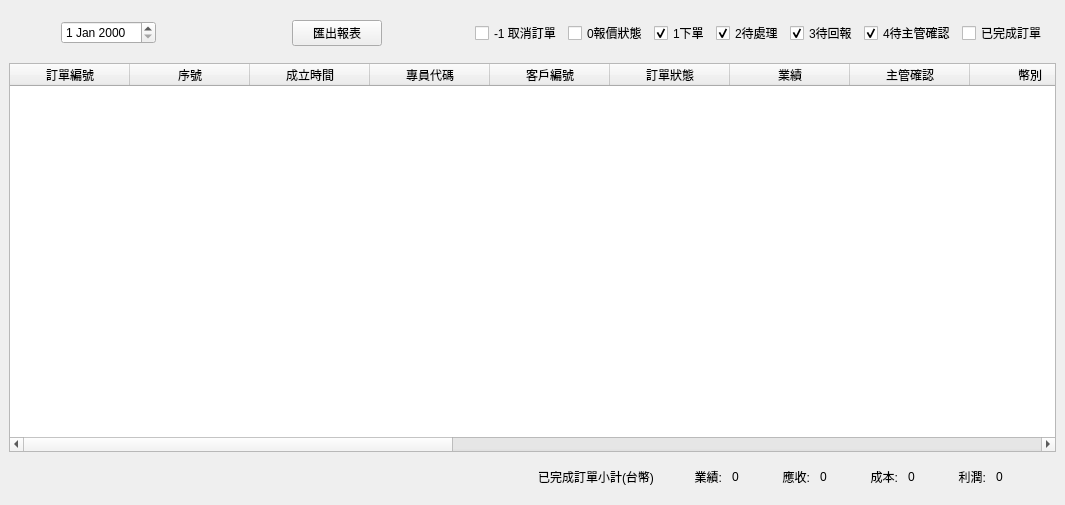
First picture: the form in src/AdbClient/StageOrder/LayerDayReport.ui, repository roger0816/Adb, before the edit.
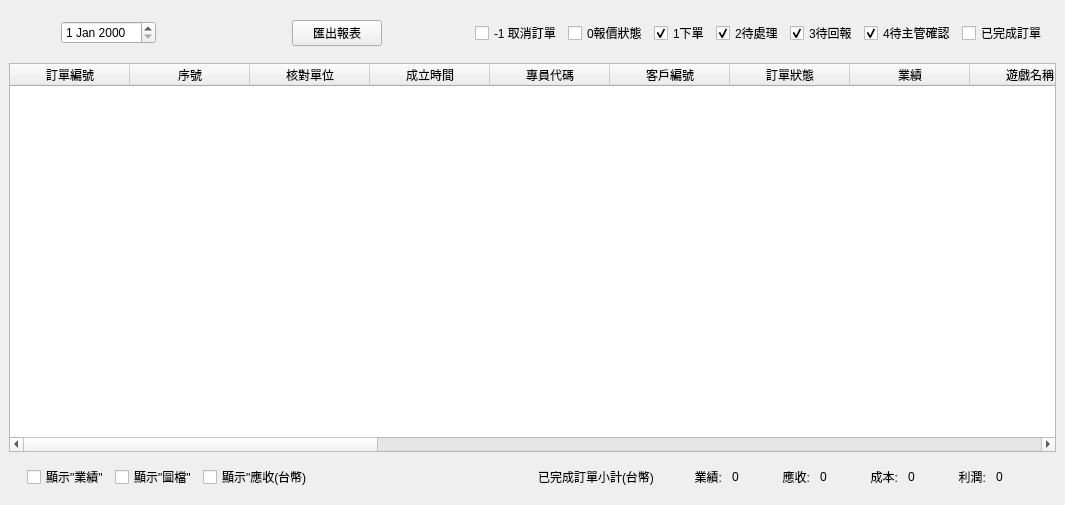
Second picture: the form after the edit.

What changed in the file:
```diff
--- a/src/AdbClient/StageOrder/LayerDayReport.ui
+++ b/src/AdbClient/StageOrder/LayerDayReport.ui
@@ -56,6 +56,11 @@
           <string>序號</string>
          </property>
         </column>
+        <column>
+         <property name="text">
+          <string>核對單位</string>
+         </property>
+        </column>
         <column>
          <property name="text">
           <string>成立時間</string>
@@ -83,7 +88,17 @@
         </column>
         <column>
          <property name="text">
-          <string>主管確認</string>
+          <string>遊戲名稱</string>
+         </property>
+        </column>
+        <column>
+         <property name="text">
+          <string>儲值方式</string>
+         </property>
+        </column>
+        <column>
+         <property name="text">
+          <string>單位</string>
          </property>
         </column>
         <column>
@@ -96,11 +111,21 @@
           <string>今天應收</string>
          </property>
         </column>
+        <column>
+         <property name="text">
+          <string>售價匯率</string>
+         </property>
+        </column>
         <column>
          <property name="text">
           <string>應收(台幣)</string>
          </property>
         </column>
+        <column>
+         <property name="text">
+          <string>成本匯率</string>
+         </property>
+        </column>
         <column>
          <property name="text">
           <string>成本(台幣)</string>
@@ -116,16 +141,6 @@
           <string>業績單位利潤</string>
          </property>
         </column>
-        <column>
-         <property name="text">
-          <string>儲值方式</string>
-         </property>
-        </column>
-        <column>
-         <property name="text">
-          <string>單位</string>
-         </property>
-        </column>
         <column>
          <property name="text">
           <string>成本參數</string>
@@ -133,12 +148,17 @@
         </column>
         <column>
          <property name="text">
-          <string>圖</string>
+          <string>圖2</string>
          </property>
         </column>
         <column>
          <property name="text">
-          <string>圖</string>
+          <string>圖1</string>
+         </property>
+        </column>
+        <column>
+         <property name="text">
+          <string>備註</string>
          </property>
         </column>
        </widget>
@@ -326,9 +346,54 @@
          <property name="spacing">
           <number>10</number>
          </property>
+         <property name="topMargin">
+          <number>4</number>
+         </property>
          <property name="rightMargin">
           <number>20</number>
          </property>
+         <property name="bottomMargin">
+          <number>4</number>
+         </property>
+         <item>
+          <widget class="QWidget" name="wShowArea" native="true">
+           <property name="minimumSize">
+            <size>
+             <width>300</width>
+             <height>30</height>
+            </size>
+           </property>
+           <layout class="QHBoxLayout" name="horizontalLayout_5">
+            <property name="topMargin">
+             <number>0</number>
+            </property>
+            <property name="bottomMargin">
+             <number>0</number>
+            </property>
+            <item>
+             <widget class="QCheckBox" name="cbShowBonus">
+              <property name="text">
+               <string>顯示&quot;業績&quot;</string>
+              </property>
+             </widget>
+            </item>
+            <item>
+             <widget class="QCheckBox" name="cbShowPic">
+              <property name="text">
+               <string>顯示&quot;圖檔&quot;</string>
+              </property>
+             </widget>
+            </item>
+            <item>
+             <widget class="QCheckBox" name="cbShowCost">
+              <property name="text">
+               <string>顯示&quot;應收(台幣)</string>
+              </property>
+             </widget>
+            </item>
+           </layout>
+          </widget>
+         </item>
          <item>
           <spacer name="horizontalSpacer">
            <property name="orientation">
```
